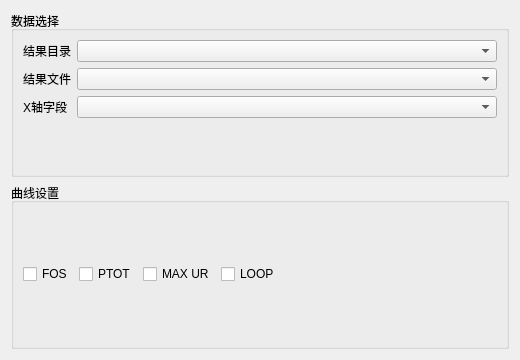
Old version of the form plugins/Base_PostProcessing/CurveSettingsWidget.ui in the repository asd977/base_cae.
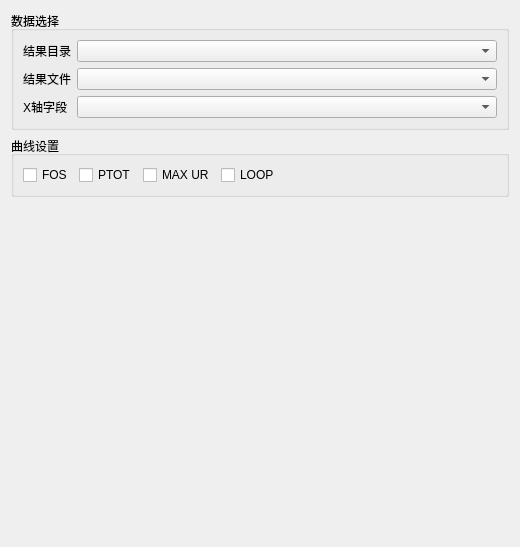
New version of the form.

Commit message: 更新代码

```diff
--- a/plugins/Base_PostProcessing/CurveSettingsWidget.ui
+++ b/plugins/Base_PostProcessing/CurveSettingsWidget.ui
@@ -3,7 +3,12 @@
  <class>CurveSettingsWidget</class>
  <widget class="QWidget" name="CurveSettingsWidget">
   <property name="geometry">
-   <rect><x>0</x><y>0</y><width>520</width><height>360</height></rect>
+   <rect>
+    <x>0</x>
+    <y>0</y>
+    <width>520</width>
+    <height>547</height>
+   </rect>
   </property>
   <property name="windowTitle">
    <string>曲线设置</string>
@@ -34,6 +39,19 @@
      </layout>
     </widget>
    </item>
+   <item>
+    <spacer name="verticalSpacer">
+     <property name="orientation">
+      <enum>Qt::Vertical</enum>
+     </property>
+     <property name="sizeHint" stdset="0">
+      <size>
+       <width>20</width>
+       <height>40</height>
+      </size>
+     </property>
+    </spacer>
+   </item>
   </layout>
  </widget>
  <resources/>
```
Left out of the diff: 90 changed lines with no effect on the pictures. The commit also changes 2 other files.
